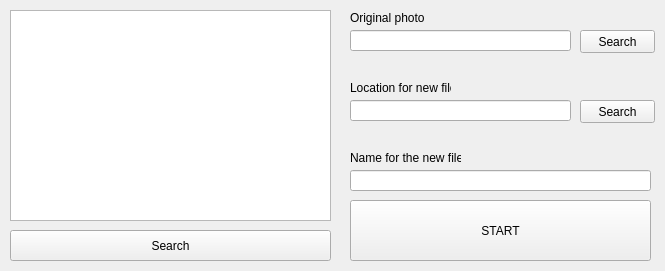
First picture: the form in Designer_Files/encrypt_menu.ui, repository Eptor/Hides, before the edit.
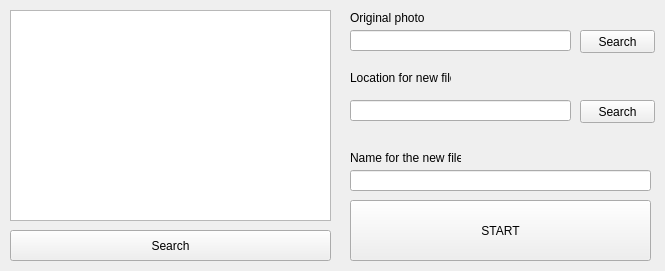
Second picture: the form after the edit.

Patch:
```diff
--- a/Designer_Files/encrypt_menu.ui
+++ b/Designer_Files/encrypt_menu.ui
@@ -128,7 +128,7 @@
     <property name="geometry">
      <rect>
       <x>350</x>
-      <y>80</y>
+      <y>70</y>
       <width>101</width>
       <height>16</height>
      </rect>
```
